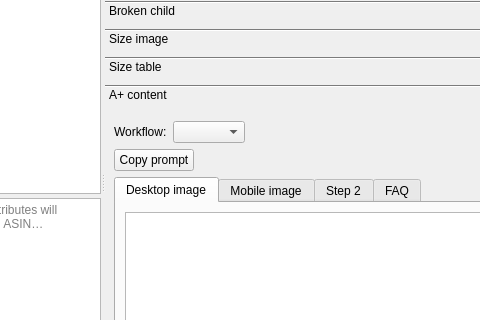
Qt form AmazonTemplate3/gui/panes/PaneSizing.ui (icingerpower/AmazonTemplate3) before a commit; both pictures show x 166 to 646 and y 209 to 529 of the 1251 by 781 pixel window.
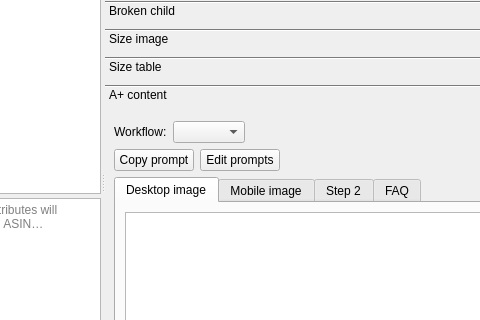
The same form after that commit. The open tabs and pages were chosen to show the change. Custom widgets are drawn as their Qt base class.

What changed in the file:
```diff
--- a/AmazonTemplate3/gui/panes/PaneSizing.ui
+++ b/AmazonTemplate3/gui/panes/PaneSizing.ui
@@ -653,6 +653,13 @@
                    </property>
                   </widget>
                  </item>
+                 <item>
+                  <widget class="QPushButton" name="buttonEditPrompts">
+                   <property name="text">
+                    <string>Edit prompts</string>
+                   </property>
+                  </widget>
+                 </item>
                  <item>
                   <spacer name="horizontalSpacer_5">
                    <property name="orientation">
```
